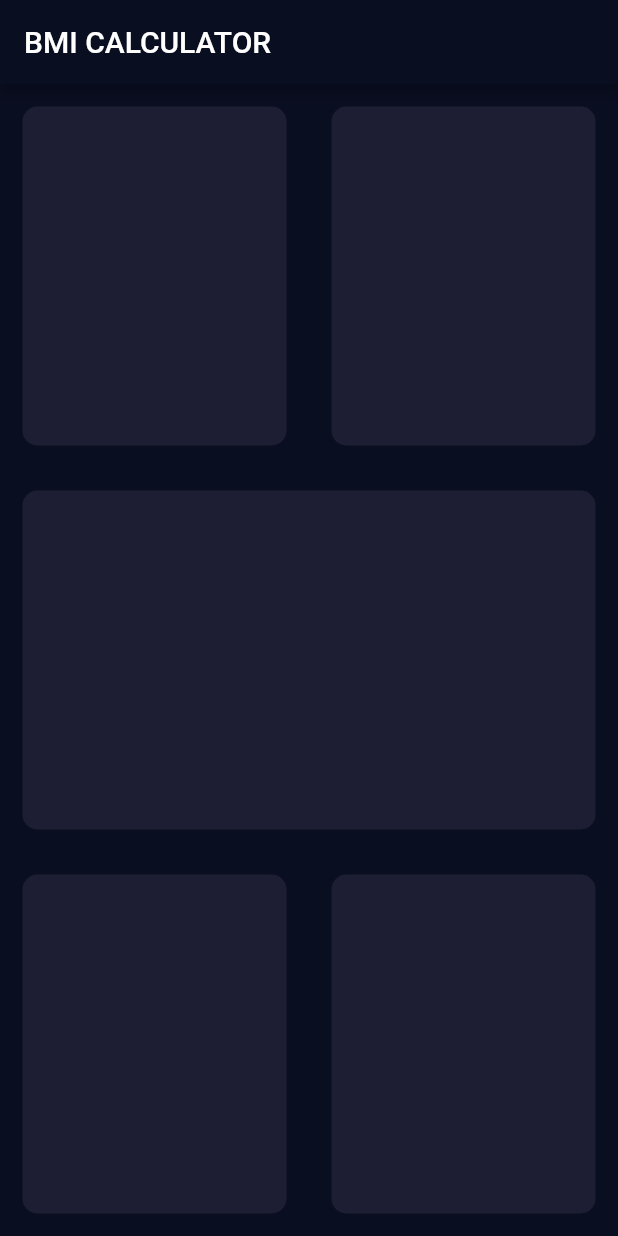
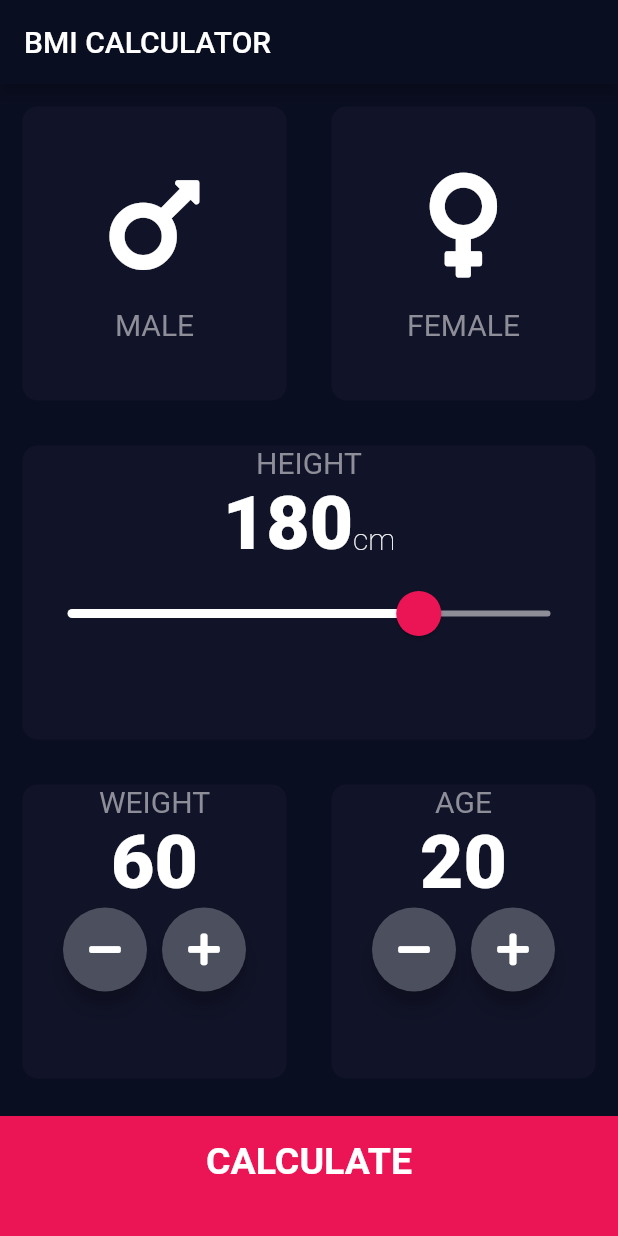
Before and after one commit to londonappbrewery/bmi-calculator-flutter, a Flutter app: the screen it shows after launch, on a phone screen of 412 x 824 dp. Run offline on Flutter 3.47's test engine with Material 2 defaults, Android fonts, the phone set to English and light mode, and no system bars; our stand-ins replace font_awesome_flutter.

Commit message:
final commit

```diff
--- /dev/null
+++ b/lib/Calculator_brain.dart
@@ -0,0 +1,37 @@
+import 'dart:math';
+
+import 'package:flutter/cupertino.dart';
+
+class CalculatorBrain {
+  CalculatorBrain({@required this.height, @required this.weight});
+
+  final int height;
+  final int weight;
+
+  double _bmi;
+
+  String calculateBmi() {
+    _bmi = weight / pow(height / 100, 2);
+    return _bmi.toStringAsFixed(1);
+  }
+
+  String getResult() {
+    if (_bmi >= 25) {
+      return 'Overweight';
+    } else if (_bmi > 18.5) {
+      return 'Normal';
+    } else {
+      return 'Underweight';
+    }
+  }
+
+  String getInterpretation() {
+    if (_bmi >= 25) {
+      return 'You have a higher than normal body weight. Try to exercise more.';
+    } else if (_bmi >= 18.5) {
+      return 'You have a normal body weight. Good job!';
+    } else {
+      return 'You have a lower than normal body weight. You can eat a bit more.';
+    }
+  }
+}
--- /dev/null
+++ b/lib/Components/RoundIconButton.dart
@@ -0,0 +1,21 @@
+import 'package:flutter/material.dart';
+
+class RoundIconButton extends StatelessWidget {
+  RoundIconButton({@required this.icon, @required this.onPressed});
+  final IconData icon;
+  final Function onPressed;
+  @override
+  Widget build(BuildContext context) {
+    return RawMaterialButton(
+      child: Icon(icon),
+      shape: CircleBorder(),
+      fillColor: Color(0xFF4C4F5E),
+      onPressed: onPressed,
+      elevation: 6.0,
+      constraints: BoxConstraints.tightFor(
+        width: 56.0,
+        height: 56.0,
+      ),
+    );
+  }
+}
--- /dev/null
+++ b/lib/Components/bottombutton.dart
@@ -0,0 +1,29 @@
+import 'package:flutter/material.dart';
+import '../constants.dart';
+
+class BottomButton extends StatelessWidget {
+  BottomButton({@required this.buttonTitle, @required this.onTap});
+
+  final String buttonTitle;
+  final Function onTap;
+
+  @override
+  Widget build(BuildContext context) {
+    return GestureDetector(
+      onTap: onTap,
+      child: Container(
+        child: Center(
+          child: Text(
+            buttonTitle,
+            style: kLargeButtonTextStyle,
+          ),
+        ),
+        color: Color(0xFFEB1555),
+        margin: EdgeInsets.only(top: 10.0),
+        padding: EdgeInsets.only(bottom: 20.0),
+        width: double.infinity,
+        height: kBottomContainerHeight,
+      ),
+    );
+  }
+}
--- /dev/null
+++ b/lib/Components/icon_content.dart
@@ -0,0 +1,26 @@
+import 'package:flutter/material.dart';
+import '../constants.dart';
+
+class IconContent extends StatelessWidget {
+  IconContent({@required this.icon, this.lable});
+  final IconData icon;
+  final String lable;
+
+  @override
+  Widget build(BuildContext context) {
+    return Column(
+      mainAxisAlignment: MainAxisAlignment.center,
+      children: <Widget>[
+        Icon(
+          icon,
+          size: 80.0,
+        ),
+        SizedBox(height: 15.0),
+        Text(
+          lable,
+          style: kLableTextStyle,
+        )
+      ],
+    );
+  }
+}
--- /dev/null
+++ b/lib/Components/reusablecard.dart
@@ -0,0 +1,23 @@
+import 'package:flutter/material.dart';
+
+class ReusableCard extends StatelessWidget {
+  ReusableCard({@required this.colour, this.cardClass, this.onPress});
+  final Color colour;
+  final Widget cardClass;
+  final Function onPress;
+
+  @override
+  Widget build(BuildContext context) {
+    return GestureDetector(
+      onTap: onPress,
+      child: Container(
+        child: cardClass,
+        margin: EdgeInsets.all(15.0),
+        decoration: BoxDecoration(
+          color: colour,
+          borderRadius: BorderRadius.circular(10.0),
+        ),
+      ),
+    );
+  }
+}
--- /dev/null
+++ b/lib/Screens/input.dart
@@ -0,0 +1,238 @@
+import 'package:flutter/material.dart';
+import 'package:font_awesome_flutter/font_awesome_flutter.dart';
+import 'package:bmi_calculator/Components/reusablecard.dart';
+import 'package:bmi_calculator/Components/icon_content.dart';
+import 'package:bmi_calculator/Components/RoundIconButton.dart';
+import 'package:bmi_calculator/Components/bottombutton.dart';
+import 'results_page.dart';
+import 'package:bmi_calculator/constants.dart';
+import 'package:bmi_calculator/Calculator_brain.dart';
+
+enum Gender { male, female }
+
+class InputPage extends StatefulWidget {
+  @override
+  _InputPageState createState() => _InputPageState();
+}
+
+class _InputPageState extends State<InputPage> {
+  Gender selectedGender;
+  int height = 180;
+  int weight = 60;
+  int age = 20;
+
+  @override
+  Widget build(BuildContext context) {
+    return Scaffold(
+      appBar: AppBar(
+        title: Text('BMI CALCULATOR'),
+      ),
+      body: Column(
+        crossAxisAlignment: CrossAxisAlignment.stretch,
+        children: <Widget>[
+          Expanded(
+            child: Row(
+              children: <Widget>[
+                Expanded(
+                  child: ReusableCard(
+                    onPress: () {
+                      setState(() {
+                        selectedGender = Gender.male;
+                      });
+                    },
+                    colour: selectedGender == Gender.male
+                        ? kActiveCardColour
+                        : kInactiveCardColour,
+                    cardClass: IconContent(
+                      icon: FontAwesomeIcons.mars,
+                      lable: "MALE",
+                    ),
+                  ),
+                ),
+                Expanded(
+                  child: ReusableCard(
+                    onPress: () {
+                      setState(() {
+                        selectedGender = Gender.female;
+                      });
+                    },
+                    colour: selectedGender == Gender.female
+                        ? kActiveCardColour
+                        : kInactiveCardColour,
+                    cardClass: IconContent(
+                      icon: FontAwesomeIcons.venus,
+                      lable: "FEMALE",
+                    ),
+                  ),
+                ),
+              ],
+            ),
+          ),
+          Expanded(
+            child: ReusableCard(
+              colour: kInactiveCardColour,
+              cardClass: Column(
+                children: <Widget>[
+                  Text("HEIGHT", style: kLableTextStyle),
+                  Row(
+                    mainAxisAlignment: MainAxisAlignment.center,
+                    crossAxisAlignment: CrossAxisAlignment.baseline,
+                    textBaseline: TextBaseline.alphabetic,
+                    children: <Widget>[
+                      Text("$height", style: kNumberTextStyle),
+                      Text("cm", style: kUnitTextStyle),
+                    ],
+                  ),
+                  SliderTheme(
+                    data: SliderTheme.of(context).copyWith(
+                        activeTrackColor: Colors.white,
+                        inactiveTrackColor: Color(0xFF8D8E98),
+                        thumbColor: Color(0xFFEB1555),
+                        overlayColor: Color(0x29EB1555),
+                        overlayShape:
+                            RoundSliderOverlayShape(overlayRadius: 30.0),
+                        thumbShape:
+                            RoundSliderThumbShape(enabledThumbRadius: 15.0)),
+                    child: Slider(
+                      value: height.toDouble(),
+                      min: 100.0,
+                      max: 210.0,
+                      onChanged: (double newValue) {
+                        setState(() {
+                          height = newValue.round();
+                        });
+                      },
+                    ),
+                  )
+                ],
+              ),
+            ),
+          ),
+          Expanded(
+            child: Row(
+              crossAxisAlignment: CrossAxisAlignment.stretch,
+              children: <Widget>[
+                Expanded(
+                  child: ReusableCard(
+                    colour: kInactiveCardColour,
+                    cardClass: Column(
+                      children: <Widget>[
+                        Text("WEIGHT", style: kLableTextStyle),
+                        Row(
+                          mainAxisAlignment: MainAxisAlignment.center,
+                          children: <Widget>[
+                            Text("$weight", style: kNumberTextStyle)
+                          ],
+                        ),
+                        Row(
+                          mainAxisAlignment: MainAxisAlignment.center,
+                          children: <Widget>[
+                            RoundIconButton(
+                              icon: FontAwesomeIcons.minus,
+                              onPressed: () {
+                                setState(
+                                  () {
+                                    weight--;
+                                  },
+                                );
+                              },
+                            ),
+                            SizedBox(
+                              width: 10.0,
+                            ),
+                            RoundIconButton(
+                              icon: FontAwesomeIcons.plus,
+                              onPressed: () {
+                                setState(
+                                  () {
+                                    weight++;
+                                  },
+                                );
+                              },
+                            )
+                          ],
+                        )
+                      ],
+                    ),
+                  ),
+                ),
+                Expanded(
+                  child: ReusableCard(
+                    colour: kInactiveCardColour,
+                    cardClass: Column(
+                      children: <Widget>[
+                        Text(
+                          "AGE",
+                          style: kLableTextStyle,
+                        ),
+                        Text(
+                          "$age",
+                          style: kNumberTextStyle,
+                        ),
+                        Row(
+                          mainAxisAlignment: MainAxisAlignment.center,
+                          children: <Widget>[
+                            RoundIconButton(
+                              icon: FontAwesomeIcons.minus,
+                              onPressed: () {
+                                setState(
+                                  () {
+                                    if (age == 0) {
+                                      age = 0;
+                                    } else {
+                                      age--;
+                                    }
+                                  },
+                                );
+                              },
+                            ),
+                            SizedBox(
+                              width: 10.0,
+                            ),
+                            RoundIconButton(
+                              icon: FontAwesomeIcons.plus,
+                              onPressed: () {
+                                setState(() {
+                                  age++;
+                                });
+                              },
+                            )
+                          ],
+                        )
+                      ],
+                    ),
+                  ),
+                ),
+              ],
+            ),
+          ),
+          Container(
+            color: kBottomContainerColor,
+            padding: EdgeInsets.only(bottom: 10.0),
+            margin: EdgeInsets.only(top: 10.0),
+            width: double.infinity,
+            height: kBottomContainerHeight,
+            child: BottomButton(
+              buttonTitle: "CALCULATE",
+              onTap: () {
+                CalculatorBrain calc =
+                    CalculatorBrain(height: height, weight: weight);
+
+                Navigator.push(
+                  context,
+                  MaterialPageRoute(
+                    builder: (context) => ResultsPage(
+                      bmiResult: calc.calculateBmi(),
+                      resultText: calc.getResult(),
+                      Interpetation: calc.getInterpretation(),
+                    ),
+                  ),
+                );
+              },
+            ),
+          )
+        ],
+      ),
+    );
+  }
+}
--- /dev/null
+++ b/lib/constants.dart
@@ -0,0 +1,39 @@
+import 'package:flutter/material.dart';
+
+const kBottomContainerHeight = 80.0;
+
+const kActiveCardColour = Color(0xFF1D1E33);
+const kInactiveCardColour = Color(0xFF111328);
+const kBottomContainerColor = Color(0xFFEB1555);
+
+const kLableTextStyle = TextStyle(
+  fontSize: 20.0,
+  color: Color(0xFF8D8E98),
+);
+
+const kNumberTextStyle = TextStyle(
+  fontWeight: FontWeight.w900,
+  fontSize: 50.0,
+);
+
+const kUnitTextStyle = TextStyle(
+  fontSize: 20.0,
+  fontWeight: FontWeight.w200,
+);
+
+const kLargeButtonTextStyle = TextStyle(
+  fontSize: 25.0,
+  fontWeight: FontWeight.bold,
+);
+
+const kTitleTextStyle =
+    TextStyle(fontSize: 24.0, fontWeight: FontWeight.bold, color: Colors.green);
+
+const kBMITextStyle = TextStyle(
+  fontSize: 100.0,
+  fontWeight: FontWeight.bold,
+);
+
+const kBodyTextStyle = TextStyle(
+  fontSize: 22.0,
+);
--- a/lib/input.dart
+++ /dev/null
@@ -1,62 +0,0 @@
-import 'package:flutter/material.dart';
-
-class InputPage extends StatefulWidget {
-  @override
-  _InputPageState createState() => _InputPageState();
-}
-
-class _InputPageState extends State<InputPage> {
-  @override
-  Widget build(BuildContext context) {
-    return Scaffold(
-      appBar: AppBar(
-        title: Text('BMI CALCULATOR'),
-      ),
-      body: Column(
-        children: <Widget>[
-          Expanded(
-            child: Row(
-              children: <Widget>[
-                Expanded(
-                  child: ReusableCard(
-                    colour: Color(0xFF1D1E33),
-                  ),
-                ),
-                Expanded(
-                  child: ReusableCard(colour: Color(0xFF1D1E33)),
-                ),
-              ],
-            ),
-          ),
-          Expanded(
-            child: ReusableCard(colour: Color(0xFF1D1E33)),
-          ),
-          Expanded(
-            child: Row(
-              children: <Widget>[
-                Expanded(child: ReusableCard(colour: Color(0xFF1D1E33))),
-                Expanded(child: ReusableCard(colour: Color(0xFF1D1E33))),
-              ],
-            ),
-          )
-        ],
-      ),
-    );
-  }
-}
-
-class ReusableCard extends StatelessWidget {
-  ReusableCard({@required this.colour});
-  Color colour;
-
-  @override
-  Widget build(BuildContext context) {
-    return Container(
-      margin: EdgeInsets.all(15.0),
-      decoration: BoxDecoration(
-        color: colour,
-        borderRadius: BorderRadius.circular(10.0),
-      ),
-    );
-  }
-}
--- a/lib/main.dart
+++ b/lib/main.dart
@@ -1,5 +1,5 @@
 import 'package:flutter/material.dart';
-import 'input.dart';
+import 'package:bmi_calculator/Screens/input.dart';
 
 void main() => runApp(BMICalculator());
 
--- a/pubspec.yaml
+++ b/pubspec.yaml
@@ -11,6 +11,7 @@ dependencies:
     sdk: flutter
 
   cupertino_icons: ^0.1.2
+  font_awesome_flutter: ^8.8.1
 
 dev_dependencies:
   flutter_test:
```
Also changed, not shown: lib/Screens/results_page.dart (added, +77 -0 lines).
